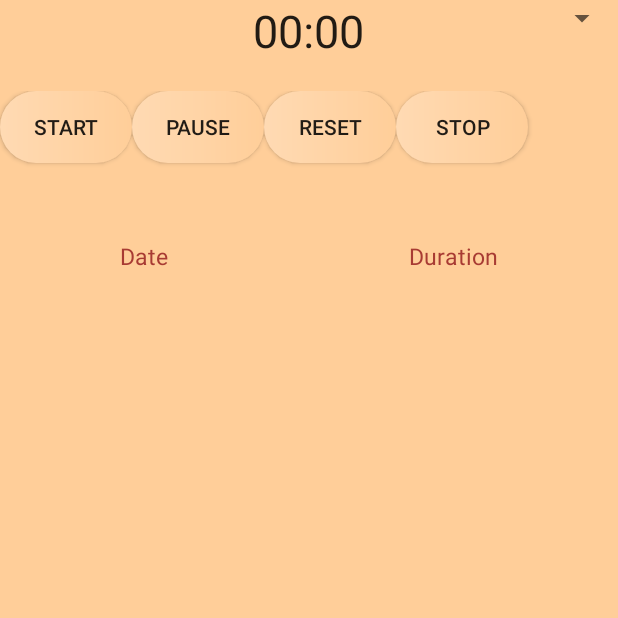
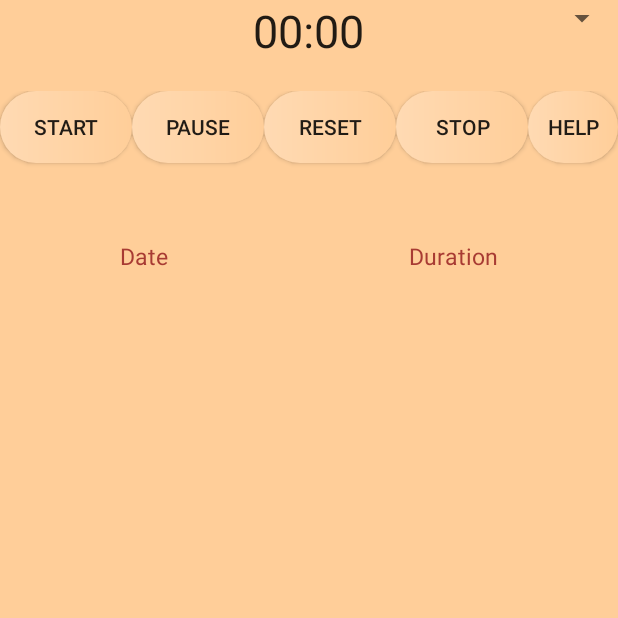
Before and after one commit to hongthang152/SelfCareManagement, an Android app: the MLD screen opened directly, with no data from a screen before it, on a phone screen of 412 x 824 dp, the top half of it. Run offline under Robolectric (Android 15) with nearby library versions, the phone set to English and light mode, and no system bars; network calls fail.

Commit message:
sprint 1 commit

```diff
--- a/app/src/main/res/layout/activity_m_l_d.xml
+++ b/app/src/main/res/layout/activity_m_l_d.xml
@@ -52,6 +52,13 @@
             android:text="Stop"
             android:background="@drawable/custome_button"/>
 
+        <Button
+            android:id="@+id/btnHelp"
+            android:layout_width="wrap_content"
+            android:layout_height="wrap_content"
+            android:onClick="help"
+            android:text="Help"
+            android:background="@drawable/custome_button"/>
 
 
 
```
Also changed, not shown: app/src/main/java/com/neurondigital/selfcare/MLD/MLD.java (+8 -0 lines), 1 other file.
